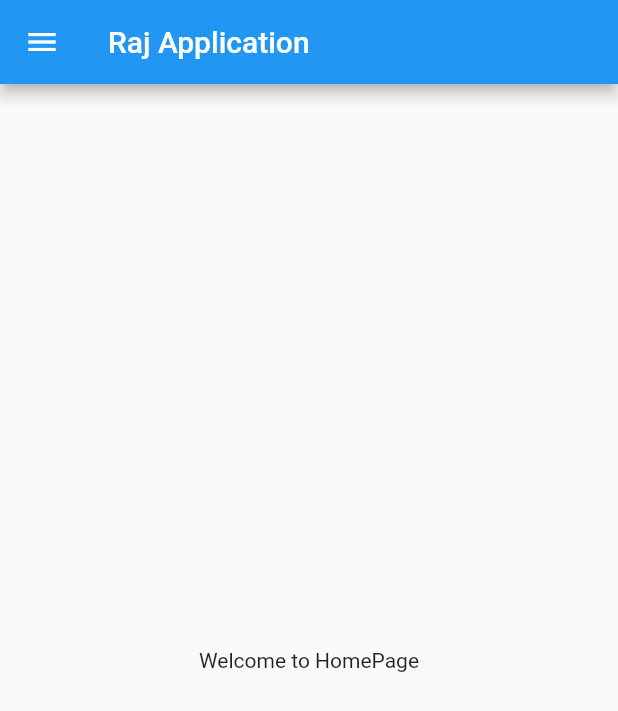
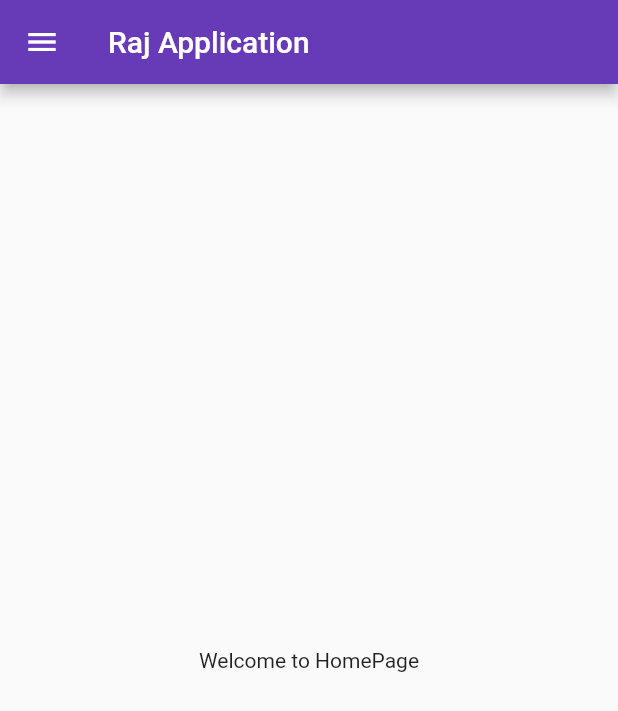
Before and after one commit to raj2729/30DaysOfFlutter, a Flutter app: the screen it shows after launch, on a phone screen of 412 x 824 dp. Shown: the top 711 px of the screen. Run offline on Flutter 3.47's test engine with Material 2 defaults, Android fonts, the phone set to English and light mode, and no system bars.

Commit message:
Day 3 Completed

```diff
--- a/lib/main.dart
+++ b/lib/main.dart
@@ -1,5 +1,6 @@
 import 'package:flutter/material.dart';
-import 'package:flutter_catalogue/home_page.dart';
+import 'package:flutter_catalogue/pages/home_page.dart';
+import 'package:flutter_catalogue/pages/login_page.dart';
 
 void main() {
   runApp(MyApp());
@@ -11,6 +12,7 @@ class MyApp extends StatelessWidget {
 
   //All UI work here in build
   @override
+  // BuildContext used to build tree of widgets
   Widget build(BuildContext context) {
     int days = 30;
     double days_double = 30;
@@ -27,7 +29,29 @@ class MyApp extends StatelessWidget {
     final temp = ["Hello", "World"];
 
     return MaterialApp(
-      home: HomePage(),
+      // home: HomePage(),
+      theme:ThemeData(
+        // Adjusts color automatically
+        primarySwatch: Colors.deepPurple,
+      ),
+      themeMode: ThemeMode.light ,
+      darkTheme: ThemeData(brightness: Brightness.dark),
+      initialRoute: "/home",
+      routes: {
+        // Do not add this when home specified
+        "/" : (context) => LoginPage(),
+        "/home":(context) => HomePage(),
+        "/login":(context) => LoginPage(),
+      },
     );
+
+    // To specify default valu, we put in curly braces
+    // To specify required parameters
+    // bring({int rupees = 50 , @required bool bag})
+    // {
+
+    // }
+
+
   }
 }
```
Also changed, not shown: lib/pages/login_page.dart (added, +27 -0 lines), lib/pages/home_page.dart (renamed from lib/home_page.dart).
